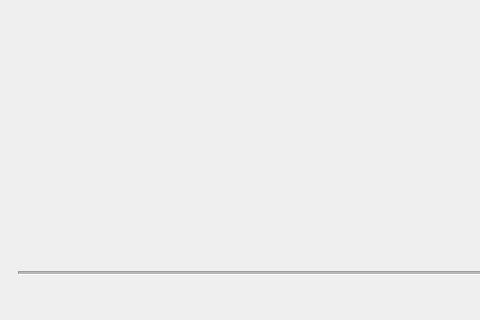
Old version of the form GUI3/MMS_Control/mainwindow.ui in the repository casper2002casper/MSS; both pictures show x 0 to 480 and y 336 to 656 of the 962 by 656 pixel window.
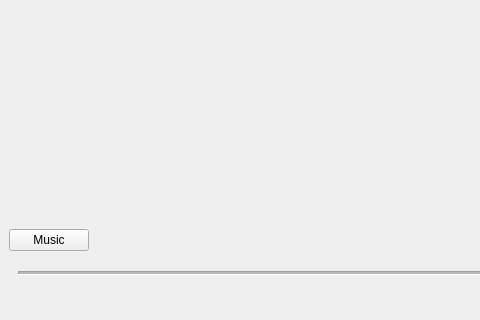
New version of the form. Custom widgets are drawn as their Qt base class.

```diff
--- a/GUI3/MMS_Control/mainwindow.ui
+++ b/GUI3/MMS_Control/mainwindow.ui
@@ -69,9 +69,6 @@
             </property>
            </layout>
           </item>
-          <item row="1" column="0">
-           <widget class="QCustomPlot" name="plotTest" native="true"/>
-          </item>
          </layout>
         </widget>
         <widget class="QWidget" name="rhTab">
@@ -354,6 +351,19 @@
         </property>
        </spacer>
       </item>
+      <item>
+       <widget class="QPushButton" name="music">
+        <property name="sizePolicy">
+         <sizepolicy hsizetype="Maximum" vsizetype="Fixed">
+          <horstretch>0</horstretch>
+          <verstretch>0</verstretch>
+         </sizepolicy>
+        </property>
+        <property name="text">
+         <string>Music</string>
+        </property>
+       </widget>
+      </item>
      </layout>
     </item>
    </layout>
@@ -374,7 +384,6 @@
     <addaction name="actionOpen_file"/>
     <addaction name="actionNew_file"/>
     <addaction name="separator"/>
-    <addaction name="actionPrint"/>
    </widget>
    <widget class="QMenu" name="menuCommands">
     <property name="title">
@@ -444,14 +453,6 @@
    </property>
   </action>
  </widget>
- <customwidgets>
-  <customwidget>
-   <class>QCustomPlot</class>
-   <extends>QWidget</extends>
-   <header>qcustomplot.h</header>
-   <container>1</container>
-  </customwidget>
- </customwidgets>
  <resources/>
  <connections/>
 </ui>
```
